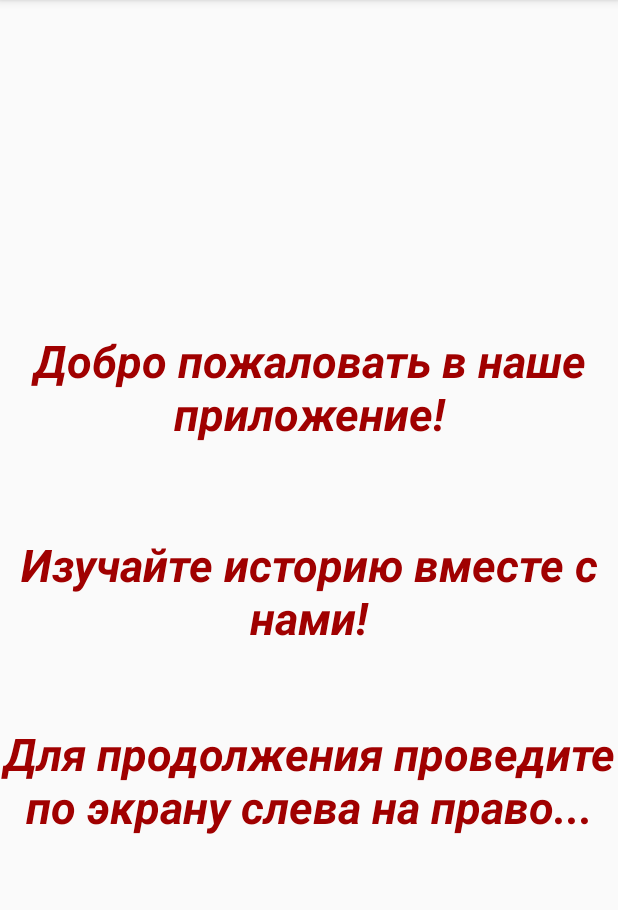
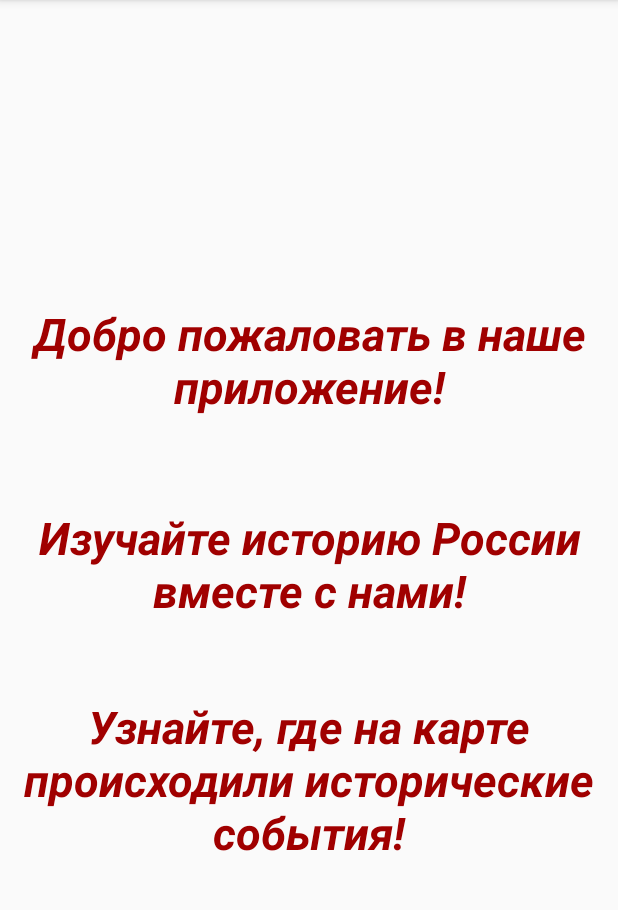
Before and after one commit to Andrvat/HistoryMapNotebook, an Android app: the screen it shows after launch (MainActivity), on a phone screen of 412 x 824 dp, the part 84-994 px from its top. Run offline under Robolectric (Android 15) with nearby library versions, the phone set to English and light mode, and no system bars.

Commit message:
Ну вот теперь должна же быть..... Изменил заглавный экран

```diff
--- a/app/src/main/res/layout/fragment_main.xml
+++ b/app/src/main/res/layout/fragment_main.xml
@@ -30,7 +30,7 @@
             android:layout_width="match_parent"
             android:layout_height="wrap_content"
             android:layout_marginTop="50dp"
-            android:text="Изучайте историю вместе с нами!"
+            android:text="Изучайте историю России вместе с нами!"
             android:textAlignment="center"
             android:textAllCaps="false"
             android:textColor="@color/Cherry"
@@ -42,7 +42,7 @@
             android:layout_width="match_parent"
             android:layout_height="wrap_content"
             android:layout_marginTop="50dp"
-            android:text="Для продолжения проведите по экрану слева на право..."
+            android:text="Узнайте, где на карте происходили исторические события!"
             android:textAlignment="center"
             android:textColor="@color/Cherry"
             android:textSize="30sp"
```
